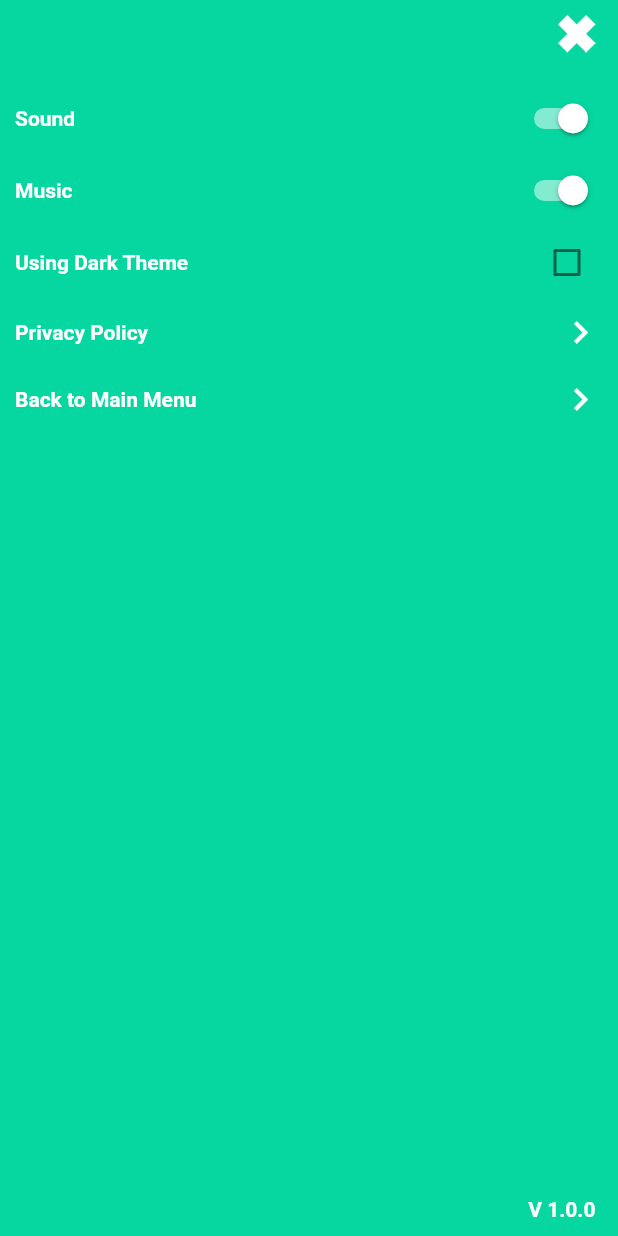
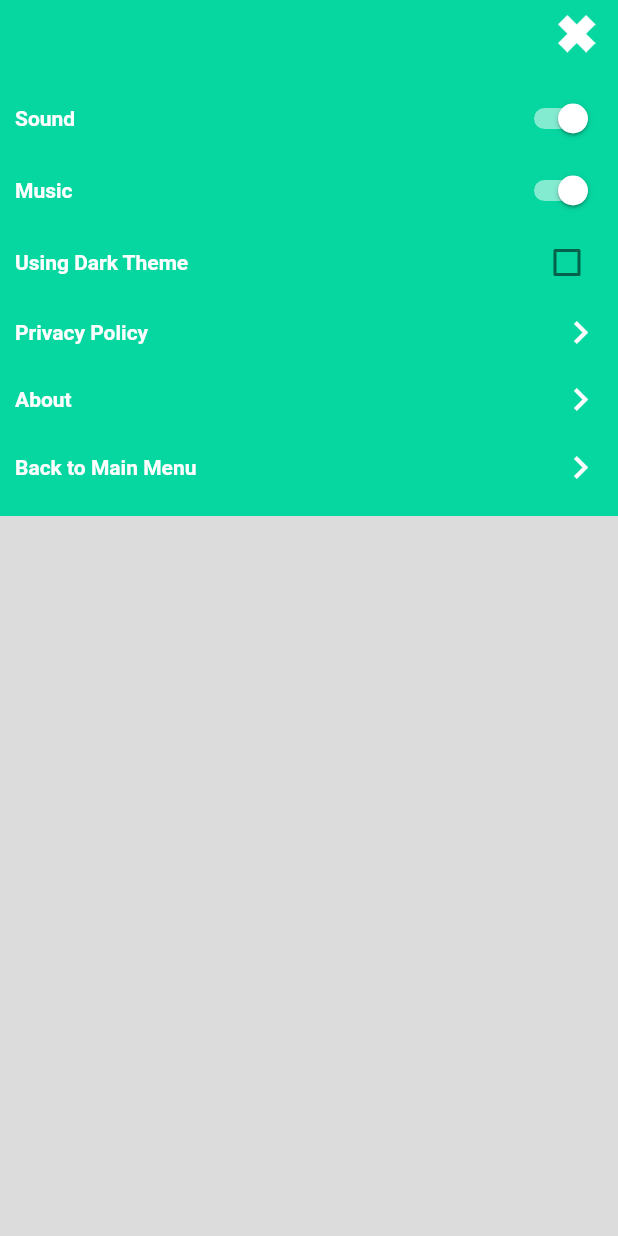
Before and after one commit to rickyazharipratama/sequences, a Flutter app: the Settings widget shown alone on an empty page, opened directly, on a phone screen of 412 x 824 dp. Run offline on Flutter 3.47's test engine with Material 2 defaults, Android fonts, the light colour scheme and no system bars; our stand-ins replace audioplayers, firebase_analytics, flutter_mobx, mobx, shared_preferences, toast; missing offline and left inert: admob_flutter, in_app_update, navigatorium; accounts and stored records are empty; generated files the repository leaves out were written again.

Commit message:
- remove credit menu in setting - add app info dialog in setting - enhance wrapper continue widget

```diff
--- a/lib/Utils/Collections/EnumCollections.dart
+++ b/lib/Utils/Collections/EnumCollections.dart
@@ -23,8 +23,8 @@ enum HintState{
 
 enum SettingList{
   mainMenu,
-  credit,
-  privacyPolicy
+  privacyPolicy,
+  about
 }
 
 enum MusicState{
--- a/lib/Utils/CommonUtils.dart
+++ b/lib/Utils/CommonUtils.dart
@@ -115,8 +115,6 @@ class CommonUtils{
         mainMenuCallback();
       }
       Navigator.of(context).pop(0);
-    }else if(choice == SettingList.credit){
-      Navigatorium.instance.pushWithNoAnimate(context, child: CreditsPage());
     }else if(choice == SettingList.privacyPolicy){
       //should direct in to browser
     }
--- a/lib/Views/Components/LineSeparator.dart
+++ b/lib/Views/Components/LineSeparator.dart
@@ -6,7 +6,7 @@ class LineSeparator extends StatelessWidget {
   @override
   Widget build(BuildContext context) {
     return Container(
-      height: 2,
+      height: 1.5,
       color: Theme.of(context).canvasColor,
     );
   }
--- a/lib/Views/Widgets/Settings.dart
+++ b/lib/Views/Widgets/Settings.dart
@@ -39,11 +39,12 @@ class _SettingsState extends State<Settings> with SettingsPresenterView, SingleT
         10,
         5,
         10,
-        MediaQuery.of(context).padding.bottom+5),
+        MediaQuery.of(context).padding.bottom+10),
       child: stateStatus == PageStatus.ready ?
         Column(
           crossAxisAlignment: CrossAxisAlignment.start,
           mainAxisAlignment: MainAxisAlignment.start,
+          mainAxisSize: MainAxisSize.min,
           children: <Widget>[
 
             Row(
@@ -89,14 +90,23 @@ class _SettingsState extends State<Settings> with SettingsPresenterView, SingleT
               label: "Privacy Policy",
             ),
 
-            !widget.isNeedMainMenu ?
-              ListButton(
-                callback: (){
-                  Navigator.of(context).pop(SettingList.credit);
-                },
-                label: "Credits",
-              )
-             : Container(),
+            ListButton(
+              callback: (){
+
+                showAboutDialog(
+                  context: context,
+                  applicationName: "Sequences",
+                  applicationVersion: DefaultConstantCollection.instance.version,
+                  applicationIcon: Image.asset(
+                    "assets/images/sequence-icon-square.png",
+                    alignment: Alignment.center,
+                    width: 75,
+                    fit: BoxFit.fitWidth,
+                  ),
+                );
+              },
+              label: "About",
+            ),
 
             widget.isNeedMainMenu?
               ListButton(
@@ -106,29 +116,6 @@ class _SettingsState extends State<Settings> with SettingsPresenterView, SingleT
                 label: "Back to Main Menu",
               )
             :Container(),
-
-            Expanded(
-              child: Row(
-                crossAxisAlignment: CrossAxisAlignment.end,
-                children: <Widget>[
-                  Expanded(
-                    child: Container(),
-                  ),
-                  Padding(
-                    padding: const EdgeInsets.only(
-                      right: 5,
-                      bottom: 5
-                    ),
-                    child: Text(
-                      "V "+DefaultConstantCollection.instance.version,
-                      maxLines: 1,
-                      textAlign: TextAlign.right,
-                      style: Theme.of(context).primaryTextTheme.button
-                    ),
-                  )
-                ],
-              )
-            )
           ],
         )
       : Container()
--- a/pubspec.yaml
+++ b/pubspec.yaml
@@ -32,6 +32,7 @@ flutter:
   assets:
     - assets/images/logo-light.png
     - assets/images/logo-dark.png
+    - assets/images/sequence-icon-square.png
     - assets/images/gear.png
     - assets/images/close.png
     - assets/images/check.png
```
Also changed, not shown: lib/Views/Widgets/ContinueWrapper.dart (+16 -4 lines), assets/images/sequence-icon-square.png (added).
